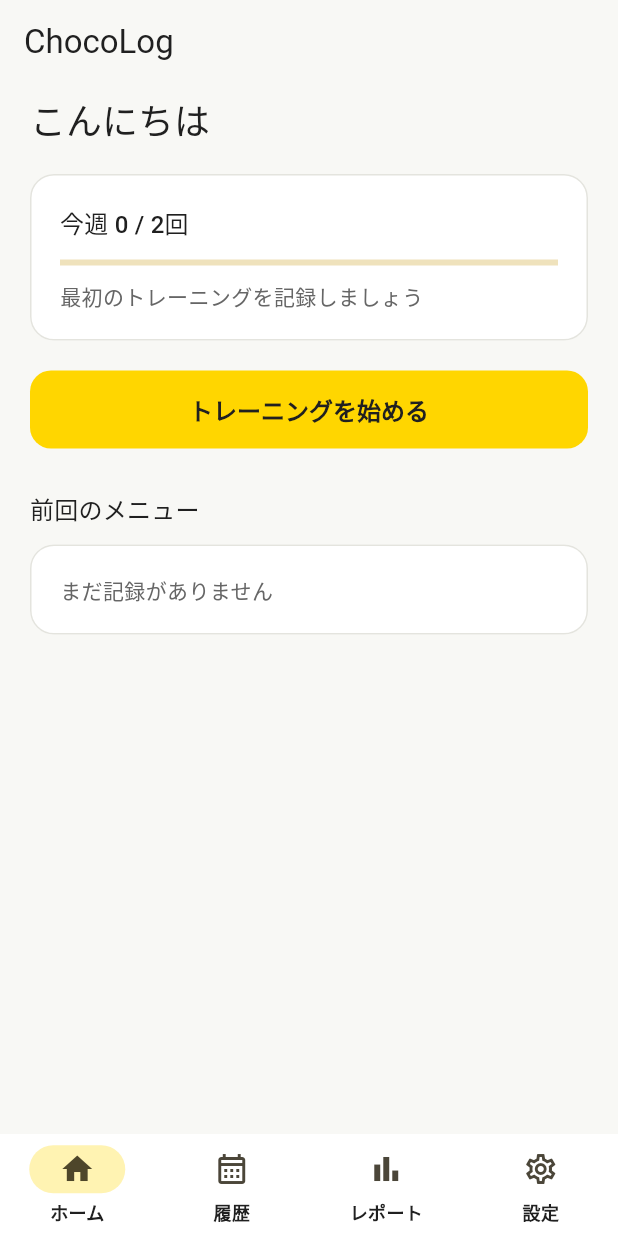
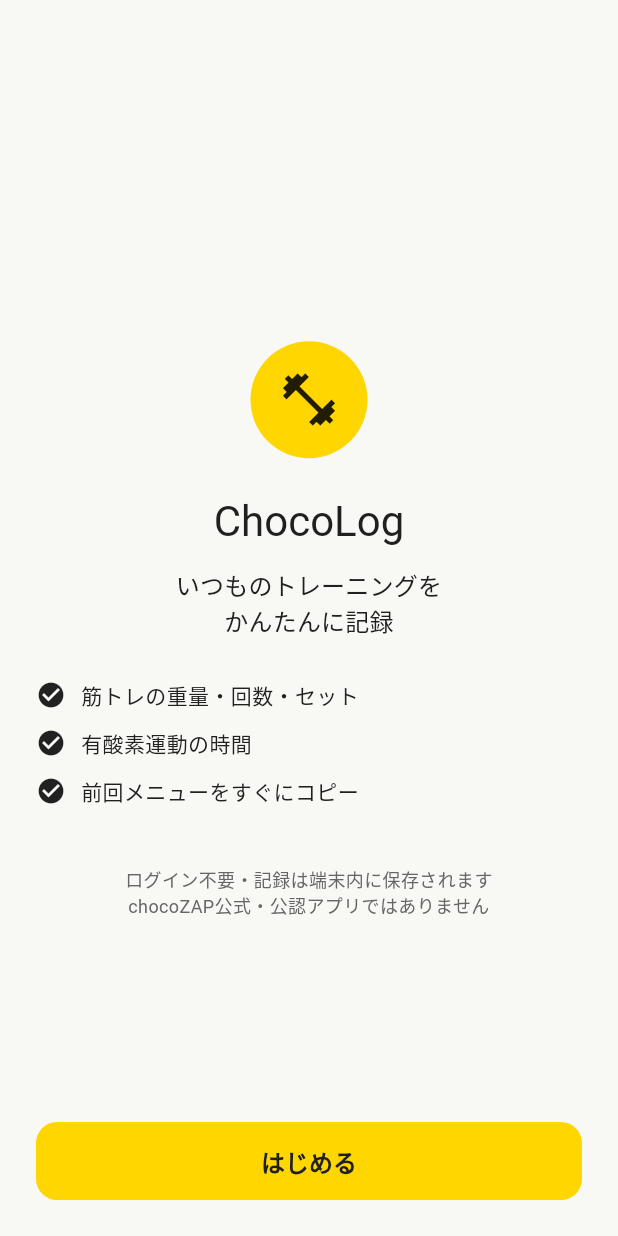
Before and after one commit to naolab/ChocoLog, a Flutter app: the screen it shows after launch, on a phone screen of 412 x 824 dp. Run offline on Flutter 3.47's test engine with Material 3 defaults, Android fonts, the phone set to English and light mode, and no system bars; our stand-ins replace drift, drift_flutter, flutter_riverpod, go_router, shared_preferences; accounts and stored records are empty; generated files the repository leaves out were written again.

Commit message:
feat: 初回オンボーディングを追加
Co-authored-by: Codex <codex@openai.com>

```diff
--- a/lib/app/app.dart
+++ b/lib/app/app.dart
@@ -1,9 +1,26 @@
 import 'package:chocolog/app/router.dart';
 import 'package:chocolog/app/theme.dart';
+import 'package:chocolog/features/onboarding/data/onboarding_preferences.dart';
 import 'package:flutter/material.dart';
+import 'package:go_router/go_router.dart';
 
-class ChocoLogApp extends StatelessWidget {
-  const ChocoLogApp({super.key});
+class ChocoLogApp extends StatefulWidget {
+  const ChocoLogApp({super.key, required this.onboardingPreferences});
+
+  final OnboardingPreferences onboardingPreferences;
+
+  @override
+  State<ChocoLogApp> createState() => _ChocoLogAppState();
+}
+
+class _ChocoLogAppState extends State<ChocoLogApp> {
+  late final GoRouter _router = createAppRouter(widget.onboardingPreferences);
+
+  @override
+  void dispose() {
+    _router.dispose();
+    super.dispose();
+  }
 
   @override
   Widget build(BuildContext context) {
@@ -11,7 +28,7 @@ class ChocoLogApp extends StatelessWidget {
       title: 'ChocoLog',
       debugShowCheckedModeBanner: false,
       theme: ChocoLogTheme.light,
-      routerConfig: appRouter,
+      routerConfig: _router,
     );
   }
 }
--- a/lib/app/router.dart
+++ b/lib/app/router.dart
@@ -1,10 +1,30 @@
 import 'package:chocolog/app/theme.dart';
+import 'package:chocolog/features/onboarding/data/onboarding_preferences.dart';
+import 'package:chocolog/features/onboarding/presentation/onboarding_screen.dart';
 import 'package:flutter/material.dart';
 import 'package:go_router/go_router.dart';
 
-final appRouter = GoRouter(
-  initialLocation: '/home',
+GoRouter createAppRouter(
+  OnboardingPreferences onboardingPreferences,
+) => GoRouter(
+  initialLocation: onboardingPreferences.isCompleted ? '/home' : '/onboarding',
+  redirect: (context, state) {
+    final isOnboarding = state.matchedLocation == '/onboarding';
+    if (!onboardingPreferences.isCompleted) {
+      return isOnboarding ? null : '/onboarding';
+    }
+    return isOnboarding ? '/home' : null;
+  },
   routes: [
+    GoRoute(
+      path: '/onboarding',
+      builder: (context, state) => OnboardingScreen(
+        onCompleted: (settings) async {
+          await onboardingPreferences.complete(settings);
+          if (context.mounted) context.go('/home');
+        },
+      ),
+    ),
     StatefulShellRoute.indexedStack(
       builder: (context, state, navigationShell) =>
           _AppShell(navigationShell: navigationShell),
@@ -13,7 +33,8 @@ final appRouter = GoRouter(
           routes: [
             GoRoute(
               path: '/home',
-              builder: (context, state) => const _HomeTab(),
+              builder: (context, state) =>
+                  _HomeTab(weeklyTarget: onboardingPreferences.weeklyTarget),
             ),
           ],
         ),
@@ -107,7 +128,9 @@ class _AppShell extends StatelessWidget {
 }
 
 class _HomeTab extends StatelessWidget {
-  const _HomeTab();
+  const _HomeTab({required this.weeklyTarget});
+
+  final int weeklyTarget;
 
   @override
   Widget build(BuildContext context) {
@@ -126,7 +149,7 @@ class _HomeTab extends StatelessWidget {
                   crossAxisAlignment: CrossAxisAlignment.start,
                   children: [
                     Text(
-                      '今週 0 / 2回',
+                      '今週 0 / $weeklyTarget回',
                       style: Theme.of(context).textTheme.titleMedium,
                     ),
                     const SizedBox(height: 12),
--- /dev/null
+++ b/lib/features/onboarding/data/onboarding_preferences.dart
@@ -0,0 +1,58 @@
+import 'package:shared_preferences/shared_preferences.dart';
+
+class OnboardingSettings {
+  const OnboardingSettings({
+    required this.weeklyTarget,
+    required this.reminderEnabled,
+    required this.reminderWeekdays,
+    required this.reminderHour,
+    required this.reminderMinute,
+  });
+
+  final int weeklyTarget;
+  final bool reminderEnabled;
+  final List<int> reminderWeekdays;
+  final int reminderHour;
+  final int reminderMinute;
+}
+
+class OnboardingPreferences {
+  OnboardingPreferences(this._preferences);
+
+  static const _completedKey = 'onboarding.completed';
+  static const _weeklyTargetKey = 'training.weeklyTarget';
+  static const _reminderEnabledKey = 'reminder.enabled';
+  static const _reminderWeekdaysKey = 'reminder.weekdays';
+  static const _reminderHourKey = 'reminder.hour';
+  static const _reminderMinuteKey = 'reminder.minute';
+
+  final SharedPreferences _preferences;
+
+  static Future<OnboardingPreferences> load() async {
+    return OnboardingPreferences(await SharedPreferences.getInstance());
+  }
+
+  bool get isCompleted => _preferences.getBool(_completedKey) ?? false;
+  int get weeklyTarget => _preferences.getInt(_weeklyTargetKey) ?? 2;
+  bool get reminderEnabled =>
+      _preferences.getBool(_reminderEnabledKey) ?? false;
+  List<int> get reminderWeekdays =>
+      (_preferences.getStringList(_reminderWeekdaysKey) ?? const [])
+          .map(int.tryParse)
+          .whereType<int>()
+          .toList();
+  int get reminderHour => _preferences.getInt(_reminderHourKey) ?? 19;
+  int get reminderMinute => _preferences.getInt(_reminderMinuteKey) ?? 0;
+
+  Future<void> complete(OnboardingSettings settings) async {
+    await _preferences.setInt(_weeklyTargetKey, settings.weeklyTarget);
+    await _preferences.setBool(_reminderEnabledKey, settings.reminderEnabled);
+    await _preferences.setStringList(
+      _reminderWeekdaysKey,
+      settings.reminderWeekdays.map((day) => '$day').toList(),
+    );
+    await _preferences.setInt(_reminderHourKey, settings.reminderHour);
+    await _preferences.setInt(_reminderMinuteKey, settings.reminderMinute);
+    await _preferences.setBool(_completedKey, true);
+  }
+}
--- /dev/null
+++ b/lib/features/onboarding/presentation/onboarding_screen.dart
@@ -0,0 +1,365 @@
+import 'package:chocolog/app/theme.dart';
+import 'package:chocolog/features/onboarding/data/onboarding_preferences.dart';
+import 'package:flutter/material.dart';
+
+class OnboardingScreen extends StatefulWidget {
+  const OnboardingScreen({super.key, required this.onCompleted});
+
+  final Future<void> Function(OnboardingSettings settings) onCompleted;
+
+  @override
+  State<OnboardingScreen> createState() => _OnboardingScreenState();
+}
+
+class _OnboardingScreenState extends State<OnboardingScreen> {
+  var _step = 0;
+  var _weeklyTarget = 2;
+  var _reminderEnabled = false;
+  var _reminderTime = const TimeOfDay(hour: 19, minute: 0);
+  final _reminderWeekdays = <int>{DateTime.tuesday, DateTime.saturday};
+  var _isSaving = false;
+
+  void _next() => setState(() => _step += 1);
+
+  void _back() => setState(() => _step -= 1);
+
+  Future<void> _complete() async {
+    setState(() => _isSaving = true);
+    try {
+      await widget.onCompleted(
+        OnboardingSettings(
+          weeklyTarget: _weeklyTarget,
+          reminderEnabled: _reminderEnabled,
+          reminderWeekdays: _reminderWeekdays.toList()..sort(),
+          reminderHour: _reminderTime.hour,
+          reminderMinute: _reminderTime.minute,
+        ),
+      );
+    } catch (_) {
+      if (!mounted) return;
+      setState(() => _isSaving = false);
+      ScaffoldMessenger.of(context).showSnackBar(
+        const SnackBar(content: Text('設定を保存できませんでした。もう一度お試しください。')),
+      );
+    }
+  }
+
+  @override
+  Widget build(BuildContext context) {
+    return Scaffold(
+      body: SafeArea(
+        child: Padding(
+          padding: const EdgeInsets.fromLTRB(24, 12, 24, 24),
+          child: Column(
+            crossAxisAlignment: CrossAxisAlignment.stretch,
+            children: [
+              SizedBox(
+                height: 44,
+                child: Row(
+                  children: [
+                    if (_step > 0)
+                      IconButton(
+                        onPressed: _isSaving ? null : _back,
+                        tooltip: '戻る',
+                        icon: const Icon(Icons.arrow_back),
+                      ),
+                    const Spacer(),
+                    if (_step > 0)
+                      Text(
+                        '$_step / 3',
+                        style: const TextStyle(color: ChocoLogColors.muted),
+                      ),
+                  ],
+                ),
+              ),
+              Expanded(
+                child: AnimatedSwitcher(
+                  duration: const Duration(milliseconds: 180),
+                  child: KeyedSubtree(
+                    key: ValueKey(_step),
+                    child: switch (_step) {
+                      0 => const _IntroductionStep(),
+                      1 => _GoalStep(
+                        selected: _weeklyTarget,
+                        onSelected: (value) =>
+                            setState(() => _weeklyTarget = value),
+                      ),
+                      2 => const _StudioStep(),
+                      _ => _ReminderStep(
+                        enabled: _reminderEnabled,
+                        weekdays: _reminderWeekdays,
+                        time: _reminderTime,
+                        onEnabledChanged: (value) =>
+                            setState(() => _reminderEnabled = value),
+                        onWeekdayChanged: (day) {
+                          setState(() {
+                            if (_reminderWeekdays.contains(day)) {
+                              if (_reminderWeekdays.length == 1) return;
+                              _reminderWeekdays.remove(day);
+                            } else {
+                              _reminderWeekdays.add(day);
+                            }
+                          });
+                        },
+                        onTimePressed: _selectTime,
+                      ),
+                    },
+                  ),
+                ),
+              ),
+              FilledButton(
+                onPressed: _isSaving ? null : (_step == 3 ? _complete : _next),
+                child: Text(
+                  _isSaving
+                      ? '保存中…'
+                      : switch (_step) {
+                          0 => 'はじめる',
+                          1 => '次へ',
+                          2 => '今は設定しない',
+                          _ when _reminderEnabled => '設定を保存して始める',
+                          _ => '通知なしで始める',
+                        },
+                ),
+              ),
+            ],
+          ),
+        ),
+      ),
+    );
+  }
+
+  Future<void> _selectTime() async {
+    final selected = await showTimePicker(
+      context: context,
+      initialTime: _reminderTime,
+    );
+    if (selected != null && mounted) {
+      setState(() => _reminderTime = selected);
+    }
+  }
+}
+
+class _IntroductionStep extends StatelessWidget {
+  const _IntroductionStep();
+
+  @override
+  Widget build(BuildContext context) {
+    return const _StepLayout(
+      icon: Icons.fitness_center,
+      title: 'ChocoLog',
+      description: 'いつものトレーニングを\nかんたんに記録',
+      details: ['筋トレの重量・回数・セット', '有酸素運動の時間', '前回メニューをすぐにコピー'],
+      footnote: 'ログイン不要・記録は端末内に保存されます\nchocoZAP公式・公認アプリではありません',
+    );
+  }
+}
+
+class _GoalStep extends StatelessWidget {
+  const _GoalStep({required this.selected, required this.onSelected});
+
+  final int selected;
+  final ValueChanged<int> onSelected;
+
+  @override
+  Widget build(BuildContext context) {
+    return _StepLayout(
+      icon: Icons.flag_outlined,
+      title: '週の目標',
+      description: '週に何回運動しますか？',
+      child: Column(
+        crossAxisAlignment: CrossAxisAlignment.stretch,
+        children: [
+          for (final count in [1, 2, 3])
+            Padding(
+              padding: const EdgeInsets.only(bottom: 10),
+              child: ChoiceChip(
+                label: SizedBox(
+                  width: double.infinity,
+                  child: Text(
+                    count == 2 ? '週$count回　おすすめ' : '週$count回',
+                    textAlign: TextAlign.center,
+                  ),
+                ),
+                selected: selected == count,
+                onSelected: (_) => onSelected(count),
+              ),
+            ),
+          const SizedBox(height: 4),
+          const Text(
+            '目標は設定画面からいつでも変更できます',
+            textAlign: TextAlign.center,
+            style: TextStyle(color: ChocoLogColors.muted),
+          ),
+        ],
+      ),
+    );
+  }
+}
+
+class _StudioStep extends StatelessWidget {
+  const _StudioStep();
+
+  @override
+  Widget build(BuildContext context) {
+    return const _StepLayout(
+      icon: Icons.location_on_outlined,
+      title: 'よく行く店舗',
+      description: '店舗を登録すると、設置されている器具を見つけやすくなります',
+      child: Card(
+        child: Padding(
+          padding: EdgeInsets.all(20),
+          child: Text(
+            '店舗はホームや設定からいつでも登録できます。\nまずは店舗を選ばずに始められます。',
+            textAlign: TextAlign.center,
+          ),
+        ),
+      ),
+    );
+  }
+}
+
+class _ReminderStep extends StatelessWidget {
+  const _ReminderStep({
+    required this.enabled,
+    required this.weekdays,
+    required this.time,
+    required this.onEnabledChanged,
+    required this.onWeekdayChanged,
+    required this.onTimePressed,
+  });
+
+  final bool enabled;
+  final Set<int> weekdays;
+  final TimeOfDay time;
+  final ValueChanged<bool> onEnabledChanged;
+  final ValueChanged<int> onWeekdayChanged;
+  final VoidCallback onTimePressed;
+
+  @override
+  Widget build(BuildContext context) {
+    const weekdayLabels = {
+      1: '月',
+      2: '火',
+      3: '水',
+      4: '木',
+      5: '金',
+      6: '土',
+      7: '日',
+    };
+    return _StepLayout(
+      icon: Icons.notifications_none,
+      title: 'リマインダー',
+      description: '運動するタイミングをお知らせします',
+      child: Column(
+        children: [
+          SwitchListTile(
+            contentPadding: EdgeInsets.zero,
+            title: const Text('リマインダーを設定'),
+            value: enabled,
+            onChanged: onEnabledChanged,
+          ),
+          if (enabled) ...[
+            const SizedBox(height: 12),
+            Wrap(
+              spacing: 6,
+              children: [
+                for (final entry in weekdayLabels.entries)
+                  FilterChip(
+                    label: Text(entry.value),
+                    selected: weekdays.contains(entry.key),
+                    onSelected: (_) => onWeekdayChanged(entry.key),
+                  ),
+              ],
+            ),
+            const SizedBox(height: 16),
+            OutlinedButton.icon(
+              onPressed: onTimePressed,
+              icon: const Icon(Icons.schedule),
+              label: Text(time.format(context)),
+            ),
+            const SizedBox(height: 8),
+            const Text(
+              '通知設定は、設定画面からいつでも変更できます',
+              style: TextStyle(color: ChocoLogColors.muted),
+            ),
+          ],
+        ],
+      ),
+    );
+  }
+}
+
+class _StepLayout extends StatelessWidget {
+  const _StepLayout({
+    required this.icon,
+    required this.title,
+    required this.description,
+    this.details = const [],
+    this.footnote,
+    this.child,
+  });
+
+  final IconData icon;
+  final String title;
+  final String description;
+  final List<String> details;
+  final String? footnote;
+  final Widget? child;
+
+  @override
+  Widget build(BuildContext context) {
+    return SingleChildScrollView(
+      child: Padding(
+        padding: const EdgeInsets.only(top: 36),
+        child: Column(
+          children: [
+            DecoratedBox(
+              decoration: const BoxDecoration(
+                color: ChocoLogColors.yellow,
+                shape: BoxShape.circle,
+              ),
+              child: Padding(
+                padding: const EdgeInsets.all(18),
+                child: Icon(icon, size: 42),
+              ),
+            ),
+            const SizedBox(height: 24),
+            Text(title, style: Theme.of(context).textTheme.headlineMedium),
+            const SizedBox(height: 12),
+            Text(
+              description,
+              textAlign: TextAlign.center,
+              style: Theme.of(context).textTheme.titleMedium,
+            ),
+            if (details.isNotEmpty) ...[
+              const SizedBox(height: 28),
+              for (final detail in details)
+                Padding(
+                  padding: const EdgeInsets.only(bottom: 12),
+                  child: Row(
+                    children: [
+                      const Icon(Icons.check_circle, size: 20),
+                      const SizedBox(width: 10),
+                      Expanded(child: Text(detail)),
+                    ],
+                  ),
+                ),
+            ],
+            if (child != null) ...[const SizedBox(height: 28), child!],
+            if (footnote != null) ...[
+              const SizedBox(height: 28),
+              Text(
+                footnote!,
+                textAlign: TextAlign.center,
+                style: const TextStyle(
+                  color: ChocoLogColors.muted,
+                  fontSize: 12,
+                ),
+              ),
+            ],
+          ],
+        ),
+      ),
+    );
+  }
+}
```
Also changed, not shown: lib/main.dart (+9 -2 lines), 1 other file.
